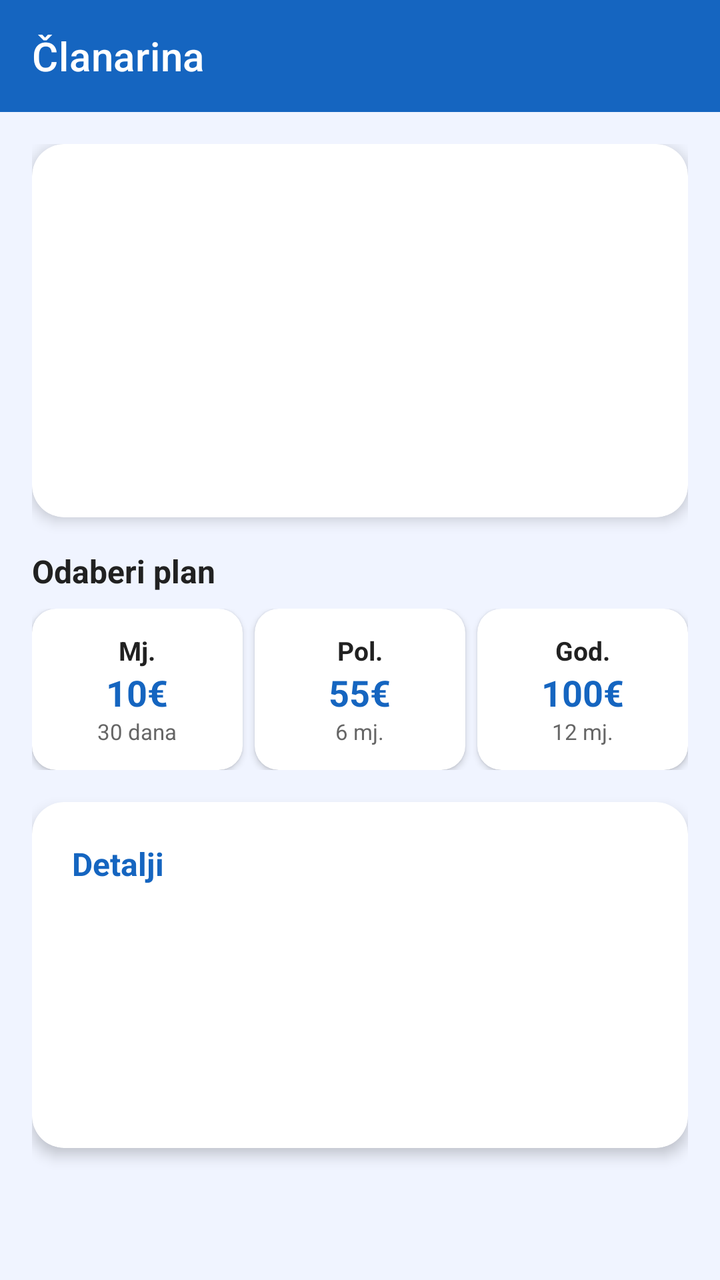
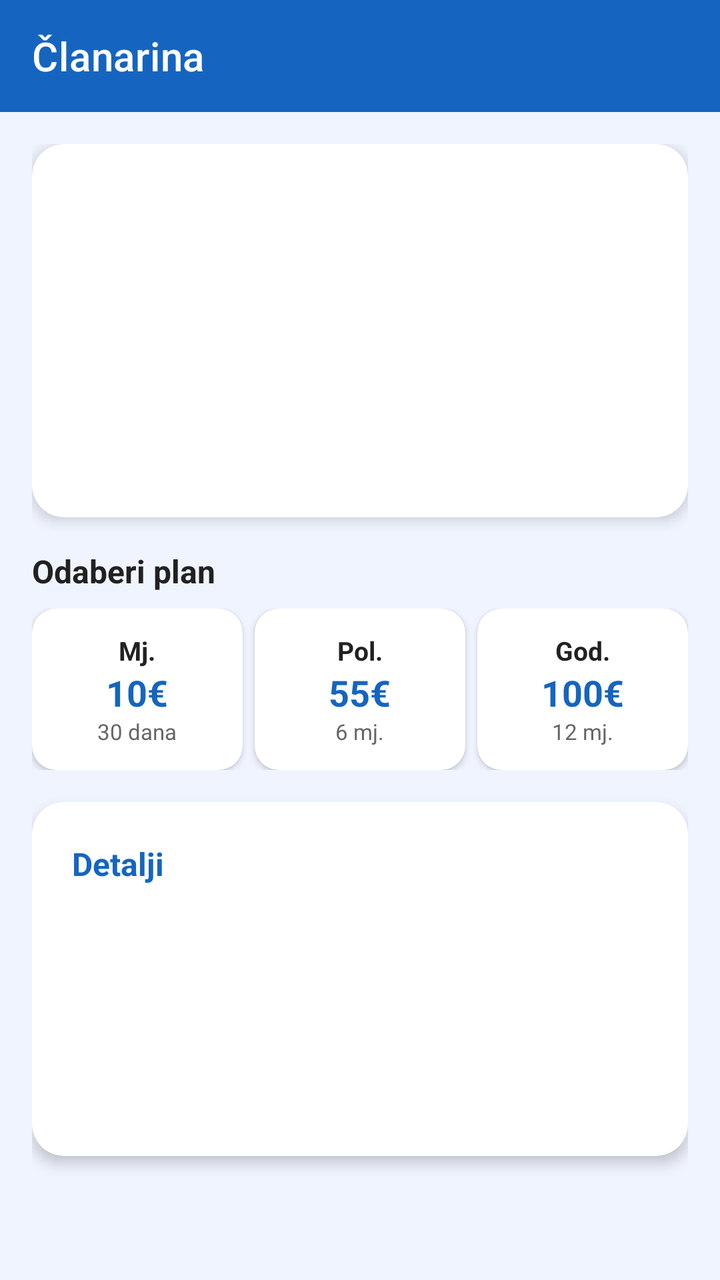

Before-and-after screenshots of an Android layout around one commit, followed by the original layout XML and the change that was made.
<!-- AndroidManifest.xml: application theme Theme.EvidencijaClanova -->
<!-- res/layout/activity_clanarina.xml -->
<?xml version="1.0" encoding="utf-8"?>
<LinearLayout xmlns:android="http://schemas.android.com/apk/res/android"
    xmlns:app="http://schemas.android.com/apk/res-auto"
    android:layout_width="match_parent"
    android:layout_height="match_parent"
    android:orientation="vertical"
    android:background="@color/background">

    <com.google.android.material.appbar.MaterialToolbar
        android:id="@+id/toolbar"
        android:layout_width="match_parent"
        android:layout_height="?attr/actionBarSize"
        android:background="@color/primary"
        app:title="Članarina"
        app:titleTextColor="#FFFFFF"
        app:navigationIconTint="#FFFFFF"/>

    <ScrollView
        android:layout_width="match_parent"
        android:layout_height="0dp"
        android:layout_weight="1"
        android:padding="16dp">

        <LinearLayout
            android:layout_width="match_parent"
            android:layout_height="wrap_content"
            android:orientation="vertical">

            
            <com.google.android.material.card.MaterialCardView
                android:id="@+id/card_status"
                android:layout_width="match_parent"
                android:layout_height="wrap_content"
                android:layout_marginBottom="16dp"
                app:cardCornerRadius="16dp"
                app:cardElevation="4dp">

                <LinearLayout
                    android:layout_width="match_parent"
                    android:layout_height="wrap_content"
                    android:orientation="vertical"
                    android:padding="20dp"
                    android:gravity="center">

                    <TextView
                        android:id="@+id/tv_status_emoji"
                        android:layout_width="wrap_content"
                        android:layout_height="wrap_content"
                        android:textSize="48sp"
                        android:layout_marginBottom="8dp"/>

                    <TextView
                        android:id="@+id/tv_status_tekst"
                        android:layout_width="wrap_content"
                        android:layout_height="wrap_content"
                        android:textSize="20sp"
                        android:textStyle="bold"
                        android:layout_marginBottom="4dp"/>

                    <TextView
                        android:id="@+id/tv_plan_naziv"
                        android:layout_width="wrap_content"
                        android:layout_height="wrap_content"
                        android:textSize="15sp"
                        android:textColor="@color/text_gray"
                        android:layout_marginBottom="4dp"/>

                    <TextView
                        android:id="@+id/tv_dana_ostalo"
                        android:layout_width="wrap_content"
                        android:layout_height="wrap_content"
                        android:textSize="14sp"
                        android:textColor="@color/text_gray"/>

                </LinearLayout>
            </com.google.android.material.card.MaterialCardView>

            
            <LinearLayout
                android:id="@+id/layout_planovi"
                android:layout_width="match_parent"
                android:layout_height="wrap_content"
                android:orientation="vertical"
                android:layout_marginBottom="16dp">

                <TextView
                    android:layout_width="wrap_content"
                    android:layout_height="wrap_content"
                    android:text="Odaberi plan"
                    android:textSize="16sp"
                    android:textStyle="bold"
                    android:textColor="@color/text_dark"
                    android:layout_marginBottom="8dp"/>

                <LinearLayout
                    android:layout_width="match_parent"
                    android:layout_height="wrap_content"
                    android:orientation="horizontal">

                    <com.google.android.material.card.MaterialCardView
                        android:id="@+id/card_plan_mjesecna"
                        android:layout_width="0dp"
                        android:layout_height="wrap_content"
                        android:layout_weight="1"
                        android:layout_marginEnd="6dp"
                        app:cardCornerRadius="12dp"
                        app:cardElevation="2dp"
                        android:clickable="true"
                        android:focusable="true">

                        <LinearLayout
                            android:layout_width="match_parent"
                            android:layout_height="wrap_content"
                            android:orientation="vertical"
                            android:padding="12dp"
                            android:gravity="center">

                            <TextView
                                android:id="@+id/tv_mj_naziv"
                                android:layout_width="wrap_content"
                                android:layout_height="wrap_content"
                                android:text="Mj."
                                android:textSize="13sp"
                                android:textStyle="bold"
                                android:textColor="@color/text_dark"/>

                            <TextView
                                android:id="@+id/tv_mj_cijena"
                                android:layout_width="wrap_content"
                                android:layout_height="wrap_content"
                                android:text="10€"
                                android:textSize="18sp"
                                android:textStyle="bold"
                                android:textColor="@color/primary"/>

                            <TextView
                                android:id="@+id/tv_mj_opis"
                                android:layout_width="wrap_content"
                                android:layout_height="wrap_content"
                                android:text="30 dana"
                                android:textSize="11sp"
                                android:textColor="@color/text_gray"/>

                        </LinearLayout>
                    </com.google.android.material.card.MaterialCardView>

                    <com.google.android.material.card.MaterialCardView
                        android:id="@+id/card_plan_polugodisnja"
                        android:layout_width="0dp"
                        android:layout_height="wrap_content"
                        android:layout_weight="1"
                        android:layout_marginEnd="6dp"
                        app:cardCornerRadius="12dp"
                        app:cardElevation="2dp"
                        android:clickable="true"
                        android:focusable="true">

                        <LinearLayout
                            android:layout_width="match_parent"
                            android:layout_height="wrap_content"
                            android:orientation="vertical"
                            android:padding="12dp"
                            android:gravity="center">

                            <TextView
                                android:id="@+id/tv_pol_naziv"
                                android:layout_width="wrap_content"
                                android:layout_height="wrap_content"
                                android:text="Pol."
                                android:textSize="13sp"
                                android:textStyle="bold"
                                android:textColor="@color/text_dark"/>

                            <TextView
                                android:id="@+id/tv_pol_cijena"
                                android:layout_width="wrap_content"
                                android:layout_height="wrap_content"
                                android:text="55€"
                                android:textSize="18sp"
                                android:textStyle="bold"
                                android:textColor="@color/primary"/>

                            <TextView
                                android:id="@+id/tv_pol_opis"
                                android:layout_width="wrap_content"
                                android:layout_height="wrap_content"
                                android:text="6 mj."
                                android:textSize="11sp"
                                android:textColor="@color/text_gray"/>

                        </LinearLayout>
                    </com.google.android.material.card.MaterialCardView>

                    <com.google.android.material.card.MaterialCardView
                        android:id="@+id/card_plan_godisnja"
                        android:layout_width="0dp"
                        android:layout_height="wrap_content"
                        android:layout_weight="1"
                        app:cardCornerRadius="12dp"
                        app:cardElevation="2dp"
                        android:clickable="true"
                        android:focusable="true">

                        <LinearLayout
                            android:layout_width="match_parent"
                            android:layout_height="wrap_content"
                            android:orientation="vertical"
                            android:padding="12dp"
                            android:gravity="center">

                            <TextView
                                android:id="@+id/tv_god_naziv"
                                android:layout_width="wrap_content"
                                android:layout_height="wrap_content"
                                android:text="God."
                                android:textSize="13sp"
                                android:textStyle="bold"
                                android:textColor="@color/text_dark"/>

                            <TextView
                                android:id="@+id/tv_god_cijena"
                                android:layout_width="wrap_content"
                                android:layout_height="wrap_content"
                                android:text="100€"
                                android:textSize="18sp"
                                android:textStyle="bold"
                                android:textColor="@color/primary"/>

                            <TextView
                                android:id="@+id/tv_god_opis"
                                android:layout_width="wrap_content"
                                android:layout_height="wrap_content"
                                android:text="12 mj."
                                android:textSize="11sp"
                                android:textColor="@color/text_gray"/>

                        </LinearLayout>
                    </com.google.android.material.card.MaterialCardView>

                </LinearLayout>
            </LinearLayout>

            
            <com.google.android.material.card.MaterialCardView
                android:id="@+id/card_detalji"
                android:layout_width="match_parent"
                android:layout_height="wrap_content"
                android:layout_marginBottom="16dp"
                app:cardCornerRadius="16dp"
                app:cardElevation="4dp">

                <LinearLayout
                    android:layout_width="match_parent"
                    android:layout_height="wrap_content"
                    android:orientation="vertical"
                    android:padding="20dp">

                    <TextView
                        android:layout_width="wrap_content"
                        android:layout_height="wrap_content"
                        android:text="Detalji"
                        android:textSize="16sp"
                        android:textStyle="bold"
                        android:textColor="@color/primary"
                        android:layout_marginBottom="12dp"/>

                    <TextView
                        android:id="@+id/tv_iznos"
                        android:layout_width="wrap_content"
                        android:layout_height="wrap_content"
                        android:textSize="15sp"
                        android:textColor="@color/text_dark"
                        android:layout_marginBottom="6dp"/>

                    <TextView
                        android:id="@+id/tv_datum_uplate"
                        android:layout_width="wrap_content"
                        android:layout_height="wrap_content"
                        android:textSize="15sp"
                        android:textColor="@color/text_dark"
                        android:layout_marginBottom="6dp"/>

                    <TextView
                        android:id="@+id/tv_datum_isteka"
                        android:layout_width="wrap_content"
                        android:layout_height="wrap_content"
                        android:textSize="15sp"
                        android:textColor="@color/text_dark"
                        android:layout_marginBottom="6dp"/>

                    <TextView
                        android:id="@+id/tv_nacin_placanja"
                        android:layout_width="wrap_content"
                        android:layout_height="wrap_content"
                        android:textSize="15sp"
                        android:textColor="@color/text_dark"/>

                </LinearLayout>
            </com.google.android.material.card.MaterialCardView>

            
            <com.google.android.material.card.MaterialCardView
                android:id="@+id/card_admin"
                android:layout_width="match_parent"
                android:layout_height="wrap_content"
                android:layout_marginBottom="16dp"
                app:cardCornerRadius="16dp"
                app:cardElevation="4dp"
                android:visibility="gone">

                <LinearLayout
                    android:layout_width="match_parent"
                    android:layout_height="wrap_content"
                    android:orientation="vertical"
                    android:padding="20dp">

                    <TextView
                        android:layout_width="wrap_content"
                        android:layout_height="wrap_content"
                        android:text="⚙️ Admin — ručno uređivanje"
                        android:textSize="14sp"
                        android:textStyle="bold"
                        android:textColor="@color/primary"
                        android:layout_marginBottom="12dp"/>

                    <TextView
                        android:layout_width="wrap_content"
                        android:layout_height="wrap_content"
                        android:text="Način plaćanja"
                        android:textSize="13sp"
                        android:textColor="@color/text_gray"
                        android:layout_marginBottom="4dp"/>

                    <Spinner
                        android:id="@+id/spinner_nacin"
                        android:layout_width="match_parent"
                        android:layout_height="wrap_content"
                        android:layout_marginBottom="12dp"/>

                    <com.google.android.material.textfield.TextInputLayout
                        android:layout_width="match_parent"
                        android:layout_height="wrap_content"
                        android:hint="Datum uplate (DD.MM.GGGG)"
                        android:layout_marginBottom="8dp">
                        <com.google.android.material.textfield.TextInputEditText
                            android:id="@+id/et_admin_datum_uplate"
                            android:layout_width="match_parent"
                            android:layout_height="wrap_content"/>
                    </com.google.android.material.textfield.TextInputLayout>

                    <com.google.android.material.textfield.TextInputLayout
                        android:layout_width="match_parent"
                        android:layout_height="wrap_content"
                        android:hint="Datum isteka (DD.MM.GGGG)"
                        android:layout_marginBottom="12dp">
                        <com.google.android.material.textfield.TextInputEditText
                            android:id="@+id/et_admin_datum_isteka"
                            android:layout_width="match_parent"
                            android:layout_height="wrap_content"/>
                    </com.google.android.material.textfield.TextInputLayout>

                    <com.google.android.material.button.MaterialButton
                        android:id="@+id/btn_admin_spremi"
                        android:layout_width="match_parent"
                        android:layout_height="wrap_content"
                        android:text="Spremi ručne izmjene"
                        android:backgroundTint="@color/primary"/>

                </LinearLayout>
            </com.google.android.material.card.MaterialCardView>

            
            <LinearLayout
                android:id="@+id/layout_nacin_placanja"
                android:layout_width="match_parent"
                android:layout_height="wrap_content"
                android:orientation="vertical"
                android:layout_marginBottom="16dp"
                android:visibility="gone">

                <TextView
                    android:layout_width="wrap_content"
                    android:layout_height="wrap_content"
                    android:text="Način plaćanja"
                    android:textSize="14sp"
                    android:textColor="@color/text_gray"
                    android:layout_marginBottom="4dp"/>

                <Spinner
                    android:id="@+id/spinner_nacin_member"
                    android:layout_width="match_parent"
                    android:layout_height="wrap_content"/>

            </LinearLayout>

            
            <com.google.android.material.button.MaterialButton
                android:id="@+id/btn_plati"
                android:layout_width="match_parent"
                android:layout_height="56dp"
                android:text="💳 Plati / Obnovi članarinu"
                android:textSize="16sp"
                android:backgroundTint="@color/primary"
                android:layout_marginBottom="8dp"
                app:cornerRadius="16dp"
                android:visibility="gone"/>

            <com.google.android.material.button.MaterialButton
                android:id="@+id/btn_ponisti"
                android:layout_width="match_parent"
                android:layout_height="wrap_content"
                android:text="Poništi uplatu"
                android:layout_marginBottom="16dp"
                style="@style/Widget.MaterialComponents.Button.OutlinedButton"
                android:visibility="gone"/>

        </LinearLayout>
    </ScrollView>
</LinearLayout>
<!-- resources referenced by this layout -->
<resources>
  <color name="background">#F0F4FF</color>
  <color name="primary">#1565C0</color>
  <color name="text_dark">#212121</color>
  <color name="text_gray">#666666</color>
  <style name="Theme.EvidencijaClanova" parent="Theme.MaterialComponents.DayNight.NoActionBar">
          <item name="colorPrimary">@color/primary</item>
          <item name="colorPrimaryVariant">@color/primary_light</item>
          <item name="colorAccent">@color/accent</item>
          <item name="android:colorBackground">@color/background</item>
          <item name="colorSurface">@color/card</item>
      </style>
  <color name="primary_light">#1E88E5</color>
  <color name="accent">#1E88E5</color>
  <color name="card">#FFFFFF</color>
</resources>

<!-- the commit's change to res/layout/activity_clanarina.xml (unified diff, before → after) -->
@@ -293,7 +293,25 @@
                         android:layout_width="wrap_content"
                         android:layout_height="wrap_content"
                         android:textSize="15sp"
-                        android:textColor="@color/text_dark"/>
+                        android:textColor="@color/text_dark"
+                        android:layout_marginBottom="4dp"/>
+
+                    <TextView
+                        android:id="@+id/tv_ime_kartice"
+                        android:layout_width="wrap_content"
+                        android:layout_height="wrap_content"
+                        android:textSize="15sp"
+                        android:textColor="@color/text_dark"
+                        android:layout_marginBottom="4dp"
+                        android:visibility="gone"/>
+
+                    <TextView
+                        android:id="@+id/tv_broj_kartice"
+                        android:layout_width="wrap_content"
+                        android:layout_height="wrap_content"
+                        android:textSize="15sp"
+                        android:textColor="@color/text_dark"
+                        android:visibility="gone"/>
 
                 </LinearLayout>
             </com.google.android.material.card.MaterialCardView>
